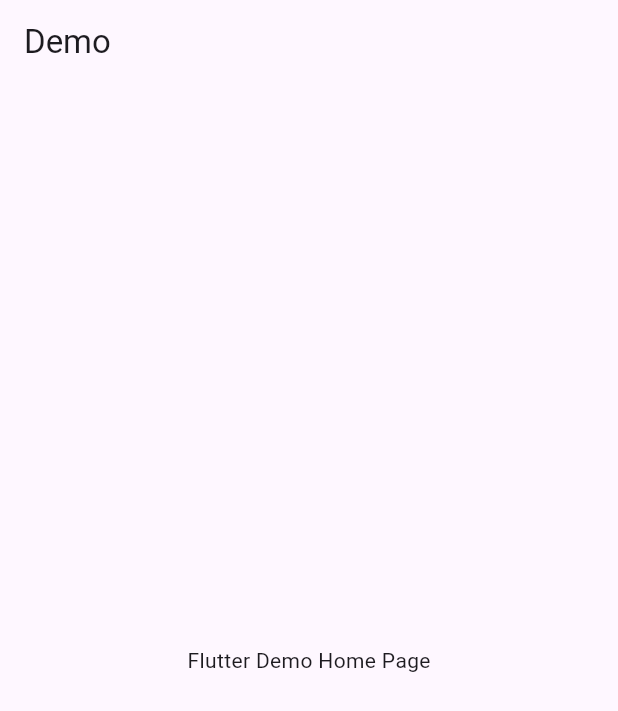
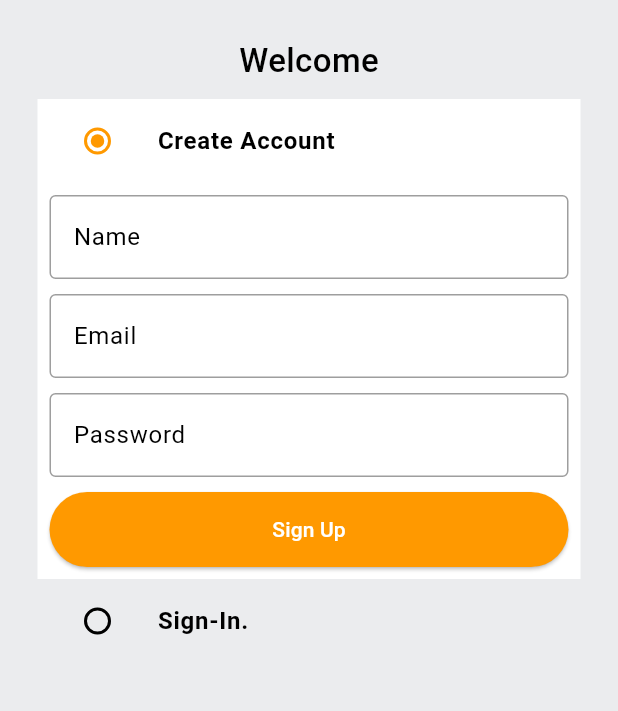
Before and after one commit to Nischint2003/e-commerce.app, a Flutter app: the screen it shows after launch, on a phone screen of 412 x 824 dp. Shown: the top 711 px of the screen. Run offline on Flutter 3.47's test engine with Material 2 defaults, Android fonts, the phone set to English and light mode, and no system bars.

Commit message:
auth page frontwork done

```diff
--- /dev/null
+++ b/lib/common/widgets/custom_button.dart
@@ -0,0 +1,31 @@
+import 'package:e_shop/constants/global_variable.dart';
+import 'package:flutter/material.dart';
+
+class CustomButton extends StatelessWidget {
+  final String text;
+  final VoidCallback onTap;
+  final Color? color;
+  const CustomButton({
+    Key? key,
+    required this.text,
+    required this.onTap,
+    this.color,
+  }) : super(key: key);
+
+  @override
+  Widget build(BuildContext context) {
+    return ElevatedButton(
+      onPressed: onTap,
+      style: ElevatedButton.styleFrom(
+        minimumSize: const Size(double.infinity, 50),
+        backgroundColor: GlobalVariables.secondaryColor,
+      ),
+      child: Text(
+        text,
+        style: TextStyle(
+          color: color == null ? Colors.white : Colors.black,
+        ),
+      ),
+    );
+  }
+}
--- /dev/null
+++ b/lib/common/widgets/custom_textfield.dart
@@ -0,0 +1,40 @@
+import 'package:flutter/material.dart';
+
+class CustomTextField extends StatelessWidget {
+  final TextEditingController controller;
+  final String hintText;
+  final int maxLines;
+  const CustomTextField({
+    Key? key,
+    required this.controller,
+    required this.hintText,
+    this.maxLines = 1,
+  }) : super(key: key);
+
+  @override
+  Widget build(BuildContext context) {
+    return TextFormField(
+      controller: controller,
+      decoration: InputDecoration(
+        hintText: hintText,
+        border: const OutlineInputBorder(
+          borderSide: BorderSide(
+            color: Colors.black38,
+          ),
+        ),
+        enabledBorder: const OutlineInputBorder(
+          borderSide: BorderSide(
+            color: Colors.black38,
+          ),
+        ),
+      ),
+      validator: (val) {
+        if (val == null || val.isEmpty) {
+          return 'Enter your $hintText';
+        }
+        return null;
+      },
+      maxLines: maxLines,
+    );
+  }
+}
--- /dev/null
+++ b/lib/features/auth/screens/auth_screen.dart
@@ -0,0 +1,163 @@
+import 'package:e_shop/common/widgets/custom_button.dart';
+import 'package:e_shop/constants/global_variable.dart';
+import 'package:flutter/material.dart';
+import 'package:e_shop/common/widgets/custom_textfield.dart';
+
+enum Auth {
+  signin,
+  signup,
+}
+
+class AuthScreen extends StatefulWidget {
+  static const String routeName = '/auth-screen';
+  const AuthScreen({Key? key}) : super(key: key);
+
+  @override
+  State<AuthScreen> createState() => _AuthScreenState();
+}
+
+class _AuthScreenState extends State<AuthScreen> {
+  Auth _auth = Auth.signup;
+  final _signUpFormKey = GlobalKey<FormState>();
+  final _signInFormKey = GlobalKey<FormState>();
+
+  final TextEditingController _emailController = TextEditingController();
+  final TextEditingController _passwordController = TextEditingController();
+  final TextEditingController _nameController = TextEditingController();
+
+  @override
+  void dispose() {
+    super.dispose();
+    _emailController.dispose();
+    _passwordController.dispose();
+    _nameController.dispose();
+  }
+
+  @override
+  Widget build(BuildContext context) {
+    return Scaffold(
+      backgroundColor: GlobalVariables.greyBackgroundCOlor,
+      body: SafeArea(
+        child: SingleChildScrollView(
+          child: Padding(
+            padding: const EdgeInsets.all(25.0),
+            child: Column(
+              crossAxisAlignment: CrossAxisAlignment.center,
+              children: [
+                const Text(
+                  'Welcome',
+                  style: TextStyle(
+                    fontSize: 22,
+                    fontWeight: FontWeight.w500,
+                  ),
+                ),
+                const SizedBox(
+                  height: 10,
+                ),
+                ListTile(
+                  tileColor: _auth == Auth.signup
+                      ? GlobalVariables.backgroundColor
+                      : GlobalVariables.greyBackgroundCOlor,
+                  title: const Text(
+                    'Create Account',
+                    style: TextStyle(
+                      fontWeight: FontWeight.bold,
+                    ),
+                  ),
+                  leading: Radio(
+                    activeColor: GlobalVariables.secondaryColor,
+                    value: Auth.signup,
+                    groupValue: _auth,
+                    onChanged: (Auth? val) {
+                      setState(() {
+                        _auth = val!;
+                      });
+                    },
+                  ),
+                ),
+                if (_auth == Auth.signup)
+                  Container(
+                    padding: const EdgeInsets.all(8),
+                    color: GlobalVariables.backgroundColor,
+                    child: Form(
+                      key: _signUpFormKey,
+                      child: Column(
+                        children: [
+                          CustomTextField(
+                            controller: _nameController,
+                            hintText: 'Name',
+                          ),
+                          const SizedBox(height: 10),
+                          CustomTextField(
+                            controller: _emailController,
+                            hintText: 'Email',
+                          ),
+                          const SizedBox(height: 10),
+                          CustomTextField(
+                            controller: _passwordController,
+                            hintText: 'Password',
+                          ),
+                          const SizedBox(height: 10),
+                          CustomButton(
+                            text: 'Sign Up',
+                            onTap: () {},
+                          )
+                        ],
+                      ),
+                    ),
+                  ),
+                ListTile(
+                  tileColor: _auth == Auth.signin
+                      ? GlobalVariables.backgroundColor
+                      : GlobalVariables.greyBackgroundCOlor,
+                  title: const Text(
+                    'Sign-In.',
+                    style: TextStyle(
+                      fontWeight: FontWeight.bold,
+                    ),
+                  ),
+                  leading: Radio(
+                    activeColor: GlobalVariables.secondaryColor,
+                    value: Auth.signin,
+                    groupValue: _auth,
+                    onChanged: (Auth? val) {
+                      setState(() {
+                        _auth = val!;
+                      });
+                    },
+                  ),
+                ),
+                if (_auth == Auth.signin)
+                  Container(
+                    padding: const EdgeInsets.all(8),
+                    color: GlobalVariables.backgroundColor,
+                    child: Form(
+                      key: _signInFormKey,
+                      child: Column(
+                        children: [
+                          CustomTextField(
+                            controller: _emailController,
+                            hintText: 'Email',
+                          ),
+                          const SizedBox(height: 10),
+                          CustomTextField(
+                            controller: _passwordController,
+                            hintText: 'Password',
+                          ),
+                          const SizedBox(height: 10),
+                          CustomButton(
+                            text: 'Sign In',
+                            onTap: () {},
+                          )
+                        ],
+                      ),
+                    ),
+                  ),
+              ],
+            ),
+          ),
+        ),
+      ),
+    );
+  }
+}
--- a/lib/main.dart
+++ b/lib/main.dart
@@ -1,3 +1,6 @@
+import 'package:e_shop/constants/global_variable.dart';
+import 'package:e_shop/features/auth/screens/auth_screen.dart';
+import 'package:e_shop/router.dart';
 import 'package:flutter/material.dart';
 
 void main() {
@@ -12,16 +15,18 @@ class MyApp extends StatelessWidget {
     return MaterialApp(
       title: 'Flutter Demo',
       theme: ThemeData(
-        colorScheme: ColorScheme.fromSeed(seedColor: Colors.deepPurple),
+        colorScheme: const ColorScheme.light(
+          primary: GlobalVariables.secondaryColor,
+        ),
         useMaterial3: true,
+        scaffoldBackgroundColor: GlobalVariables.backgroundColor,
+        appBarTheme: const AppBarTheme(
+          elevation: 0,
+        ),
+        iconTheme: const IconThemeData(color: Colors.black),
       ),
-      home: Scaffold(
-          appBar: AppBar(
-            title: const Text('Demo'),
-          ),
-          body: const Center(
-            child: Text('Flutter Demo Home Page'),
-          )),
+      onGenerateRoute: (settings) => generateRoute(settings),
+      home: const AuthScreen(),
     );
   }
 }
--- /dev/null
+++ b/lib/router.dart
@@ -0,0 +1,21 @@
+import 'package:e_shop/features/auth/screens/auth_screen.dart';
+import 'package:flutter/material.dart';
+
+Route<dynamic> generateRoute(RouteSettings routeSettings) {
+  switch (routeSettings.name) {
+    case AuthScreen.routeName:
+      return MaterialPageRoute(
+        settings: routeSettings,
+        builder: (_) => const AuthScreen(),
+      );
+    default:
+      return MaterialPageRoute(
+        settings: routeSettings,
+        builder: (_) => const Scaffold(
+          body: Center(
+            child: Text('Oops.......Screen does not exist!'),
+          ),
+        ),
+      );
+  }
+}
```
